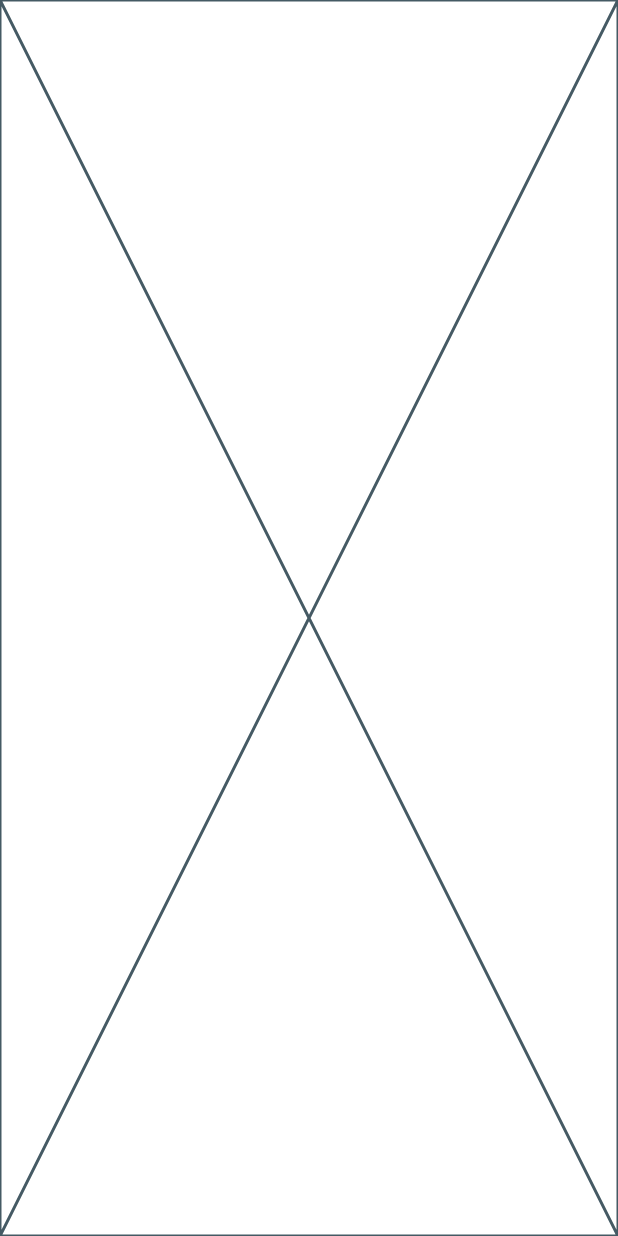
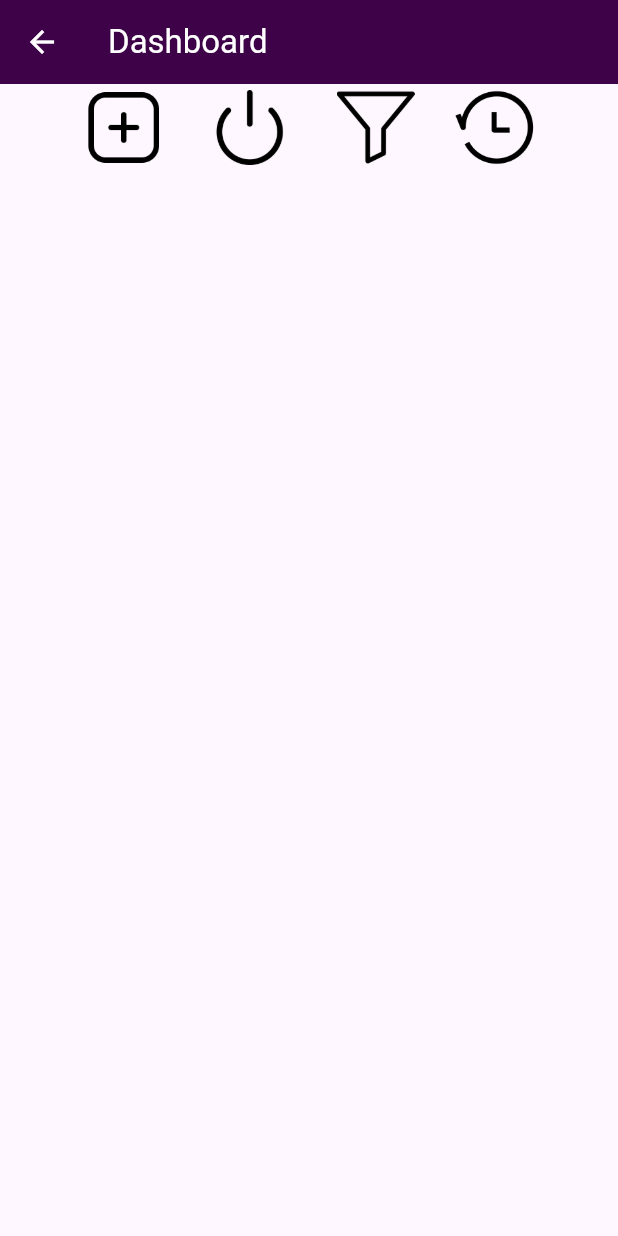
Before and after one commit to fabiogqueiros/Trabalho-LabMoveis, a Flutter app: the screen it shows after launch, after a tap on "Pular", on a phone screen of 412 x 824 dp. Run offline on Flutter 3.47's test engine with Material 3 defaults, Android fonts, the phone set to English and light mode, and no system bars; our stand-ins replace shared_preferences.

Commit message:
botoes dashboard ok

```diff
--- a/lib/cadastrar.dart
+++ b/lib/cadastrar.dart
@@ -13,31 +13,39 @@ class _CadastrarState extends State<Cadastrar> {
   TextEditingController mail = TextEditingController();
   TextEditingController password = TextEditingController();
 
-  void _save(context){
-    if(name.text.isEmpty && mail.text.isEmpty && password.text.isEmpty){
+  void _save(context) {
+    if (name.text.isEmpty && mail.text.isEmpty && password.text.isEmpty) {
       //Alert ...
-    }
-    else{//Confere primeiro se ninguem tem aquele email cadastrado
+    } else {
+      //Confere primeiro se ninguem tem aquele email cadastrado
 
       //object.email = "Email da Pessoa"
       //object.nome = "Nome da Pessoa"
       //Salvar no BD
     }
   }
+
+  bool checaCadastro() {
+    return true;
+  }
+
   @override
   Widget build(BuildContext context) {
     return Scaffold(
-      appBar: AppBar(title: const Text("Cadastrar",
-        style: TextStyle(
-          color: Colors.white
-        ),),
-      iconTheme: const IconThemeData(
-        color: Colors.white),
-      backgroundColor: const Color.fromARGB(255, 61, 2, 71),),
+        appBar: AppBar(
+          title: const Text(
+            "Cadastrar",
+            style: TextStyle(color: Colors.white),
+          ),
+          iconTheme: const IconThemeData(color: Colors.white),
+          backgroundColor: const Color.fromARGB(255, 61, 2, 71),
+        ),
         body: Center(
             child: Column(
           children: [
-            const SizedBox(height: 50.0,),
+            const SizedBox(
+              height: 50.0,
+            ),
             SizedBox(
                 width: 350.0,
                 child: TextField(
@@ -47,15 +55,17 @@ class _CadastrarState extends State<Cadastrar> {
                     hintText: 'João da Silva',
                     border: OutlineInputBorder(
                       borderRadius: BorderRadius.circular(10.0),
-                    borderSide: const BorderSide(color: Colors.black, width: 2.0),
+                      borderSide:
+                          const BorderSide(color: Colors.black, width: 2.0),
                     ),
                     filled: false,
                     fillColor: Colors.grey[200],
                   ),
                   controller: name,
-              )
+                )),
+            const SizedBox(
+              height: 30.0,
             ),
-            const SizedBox(height: 30.0,),
             SizedBox(
                 width: 350.0,
                 child: TextField(
@@ -65,15 +75,17 @@ class _CadastrarState extends State<Cadastrar> {
                     hintText: 'seunome@dominio.com',
                     border: OutlineInputBorder(
                       borderRadius: BorderRadius.circular(10.0),
-                    borderSide: const BorderSide(color: Colors.black, width: 2.0),
+                      borderSide:
+                          const BorderSide(color: Colors.black, width: 2.0),
                     ),
                     filled: false,
                     fillColor: Colors.grey[200],
                   ),
                   controller: mail,
-              )
+                )),
+            const SizedBox(
+              height: 30.0,
             ),
-            const SizedBox(height: 30.0,),
             SizedBox(
                 width: 350.0,
                 child: TextField(
@@ -81,15 +93,15 @@ class _CadastrarState extends State<Cadastrar> {
                     labelText: 'Senha',
                     border: OutlineInputBorder(
                       borderRadius: BorderRadius.circular(10.0),
-                    borderSide: const BorderSide(color: Colors.black, width: 2.0),
+                      borderSide:
+                          const BorderSide(color: Colors.black, width: 2.0),
                     ),
                     filled: false,
                     fillColor: Colors.grey[200],
                   ),
                   controller: password,
                   obscureText: true,
-              )
-            ),
+                )),
             //TextField(keyboardType:TextInputType.text, controller:name, decoration:const InputDecoration(labelText: "Digite seu nome"),),
             //TextField(keyboardType: TextInputType.text, controller: mail, decoration:const InputDecoration(labelText: "Digite seu email"),),
             //TextField(keyboardType: TextInputType.text, controller: password, decoration:const InputDecoration(labelText: "Digite sua senha"),obscureText: true,),
@@ -102,18 +114,12 @@ class _CadastrarState extends State<Cadastrar> {
                     shape: RoundedRectangleBorder(
                       borderRadius: BorderRadius.circular(8),
                     ),
-                padding: const EdgeInsets.symmetric(horizontal: 28.0, vertical: 12.0),
-                textStyle: const TextStyle(
-                  fontSize: 20.0
-                )
-              ),
+                    padding: const EdgeInsets.symmetric(
+                        horizontal: 28.0, vertical: 12.0),
+                    textStyle: const TextStyle(fontSize: 20.0)),
                 child: const Text("Cadastrar",
-                style: TextStyle(
-                  color: Colors.white))
-            ),
+                    style: TextStyle(color: Colors.white))),
           ],
-        )
-      )
-    );
+        )));
   }
 }
--- a/lib/dashboard.dart
+++ b/lib/dashboard.dart
@@ -10,6 +10,95 @@ class Dashboard extends StatefulWidget {
 class _DashboardState extends State<Dashboard> {
   @override
   Widget build(BuildContext context) {
-    return const Placeholder();
+    return Scaffold(
+        appBar: AppBar(
+      title: const Text(
+        "Dashboard",
+        style: TextStyle(color: Colors.white),
+      ),
+      iconTheme: const IconThemeData(color: Colors.white),
+      backgroundColor: const Color.fromARGB(255, 61, 2, 71),
+    ),
+    body: Center(
+      child: Column(
+        children: [
+            Column(
+              mainAxisAlignment: MainAxisAlignment.end,
+              children: [
+                Row(
+                  mainAxisAlignment: MainAxisAlignment.center,
+                  children: [
+                    botaoAdicionar(context),
+                    const SizedBox(width: 20),
+                    botaoDeslogar(context),
+                    const SizedBox(width: 20),
+                    botaoFiltrar(context),
+                    const SizedBox(width: 15),
+                    botaoRecentes(context)
+                  ]
+                )
+              ],
+            ),
+        ],
+      )
+    ),);
   }
 }
+
+Widget botaoAdicionar(context) {
+  return ElevatedButton(
+    onPressed: () =>  Navigator.pushNamed(context, "novoJogo"),
+    style: ElevatedButton.styleFrom(
+      backgroundColor: Colors.transparent,
+      shadowColor: Colors.transparent,
+      padding: EdgeInsets.zero,
+    ),
+    child: Image.asset('images/adicionar.png',
+      width: 60,
+      height: 58,));
+}
+
+Widget botaoDeslogar(context){
+  return ElevatedButton(
+    onPressed: () =>  Navigator.pop(context, "inicio"),
+    style: ElevatedButton.styleFrom(
+      backgroundColor: Colors.transparent,
+      shadowColor: Colors.transparent,
+      padding: EdgeInsets.zero,
+    ),
+    child: Image.asset('images/deslogar.png',
+      width: 53,
+      height: 50,
+    )
+  );
+}
+
+Widget botaoFiltrar(context){
+  return ElevatedButton(
+    onPressed: () =>  Navigator.pushNamed(context, "filtrar"),
+    style: ElevatedButton.styleFrom(
+      backgroundColor: Colors.transparent,
+      shadowColor: Colors.transparent,
+      padding: EdgeInsets.zero,
+    ),
+    child: Image.asset('images/filtrar.png',
+      width: 52,
+      height: 54,
+    )
+  );
+}
+
+Widget botaoRecentes(context){
+  return ElevatedButton(
+    onPressed: () =>  Navigator.pushNamed(context, "recentes"),
+    style: ElevatedButton.styleFrom(
+      backgroundColor: Colors.transparent,
+      shadowColor: Colors.transparent,
+      padding: EdgeInsets.zero,
+    ),
+    child: Image.asset('images/recentes.png',
+      width: 58,
+      height: 58,
+    )
+  );
+}
--- a/pubspec.yaml
+++ b/pubspec.yaml
@@ -60,7 +60,11 @@ flutter:
   uses-material-design: true
 
   # To add assets to your application, add an assets section, like this:
-  # assets:
+  assets:
+    - images/adicionar.png
+    - images/deslogar.png
+    - images/filtrar.png
+    - images/recentes.png
   #   - images/a_dot_burr.jpeg
   #   - images/a_dot_ham.jpeg
 
```
Also changed, not shown: images/adicionar.png (added), images/deslogar.png (added), images/filtrar.png (added), images/recentes.png (added). Lines whose indentation alone changed are shown as unchanged.
